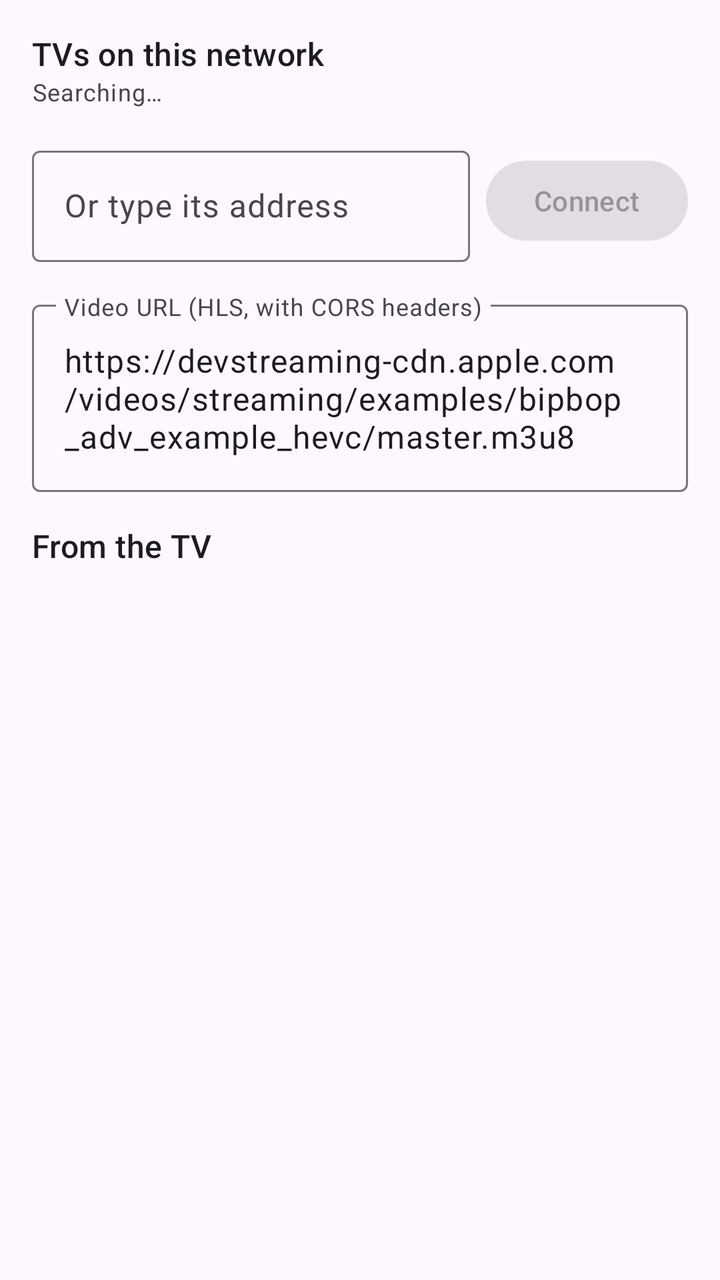
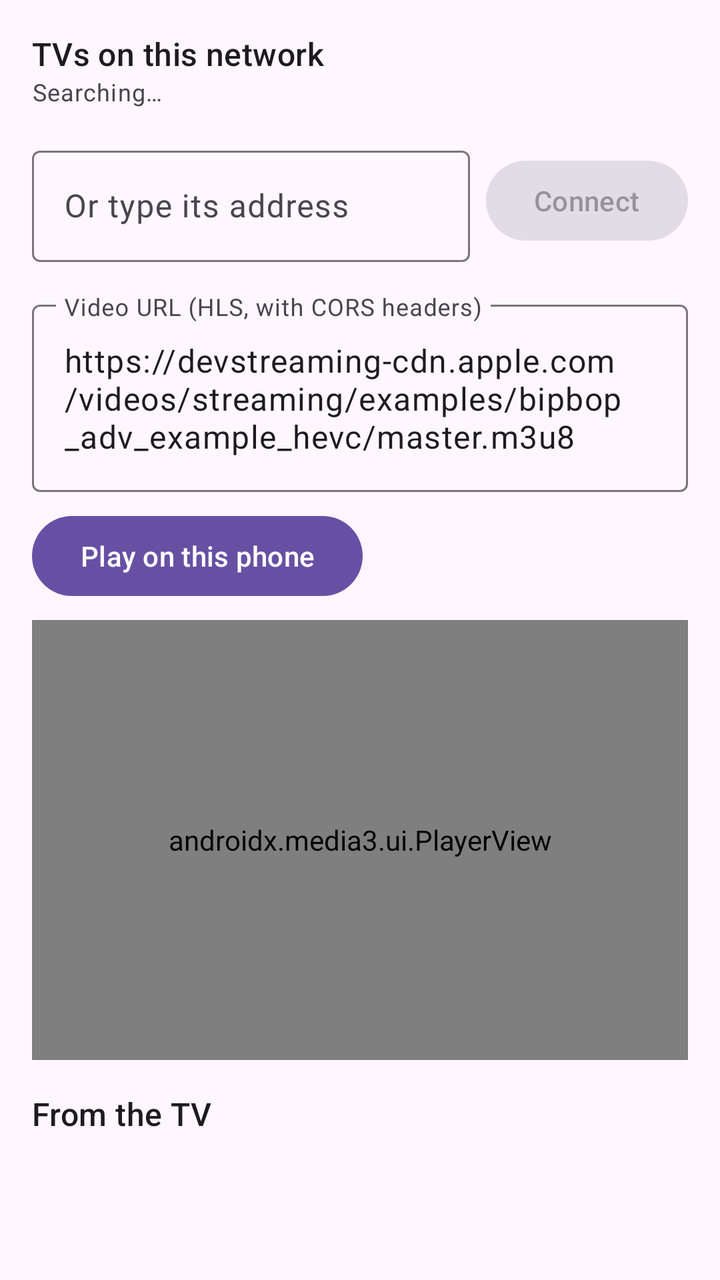

An Android layout rendered at two revisions. The XML below is the earlier revision; the diff shows what the commit changed to produce the second picture.
<!-- AndroidManifest.xml: application theme Theme.Sample -->
<!-- res/layout/activity_main.xml -->
<?xml version="1.0" encoding="utf-8"?>
<ScrollView xmlns:android="http://schemas.android.com/apk/res/android"
    xmlns:app="http://schemas.android.com/apk/res-auto"
    android:layout_width="match_parent"
    android:layout_height="match_parent"
    android:fillViewport="true">

    <LinearLayout
        android:layout_width="match_parent"
        android:layout_height="wrap_content"
        android:orientation="vertical"
        android:padding="16dp">

        <com.google.android.material.card.MaterialCardView
            android:id="@+id/permission_card"
            android:layout_width="match_parent"
            android:layout_height="wrap_content"
            android:layout_marginBottom="16dp"
            android:visibility="gone">

            <LinearLayout
                android:layout_width="match_parent"
                android:layout_height="wrap_content"
                android:orientation="vertical"
                android:padding="16dp">

                <TextView
                    android:layout_width="match_parent"
                    android:layout_height="wrap_content"
                    android:text="@string/no_local_network" />

                <Button
                    android:id="@+id/grant"
                    android:layout_width="wrap_content"
                    android:layout_height="wrap_content"
                    android:layout_marginTop="8dp"
                    android:text="@string/grant" />
            </LinearLayout>
        </com.google.android.material.card.MaterialCardView>

        <TextView
            android:layout_width="match_parent"
            android:layout_height="wrap_content"
            android:text="@string/receivers_title"
            android:textAppearance="?attr/textAppearanceTitleMedium" />

        <LinearLayout
            android:id="@+id/receivers"
            android:layout_width="match_parent"
            android:layout_height="wrap_content"
            android:orientation="vertical" />

        <TextView
            android:id="@+id/discovery"
            android:layout_width="match_parent"
            android:layout_height="wrap_content"
            android:text="@string/searching"
            android:textAppearance="?attr/textAppearanceBodySmall" />

        <LinearLayout
            android:layout_width="match_parent"
            android:layout_height="wrap_content"
            android:layout_marginTop="16dp"
            android:gravity="center_vertical"
            android:orientation="horizontal">

            <com.google.android.material.textfield.TextInputLayout
                android:layout_width="0dp"
                android:layout_height="wrap_content"
                android:layout_weight="1"
                android:hint="@string/by_address_title"
                app:placeholderText="@string/host_hint">

                <com.google.android.material.textfield.TextInputEditText
                    android:id="@+id/host"
                    android:layout_width="match_parent"
                    android:layout_height="wrap_content"
                    android:inputType="textUri"
                    android:maxLines="1" />
            </com.google.android.material.textfield.TextInputLayout>

            <Button
                android:id="@+id/connect"
                android:layout_width="wrap_content"
                android:layout_height="wrap_content"
                android:layout_marginStart="8dp"
                android:enabled="false"
                android:text="@string/connect" />
        </LinearLayout>

        <com.google.android.material.textfield.TextInputLayout
            android:layout_width="match_parent"
            android:layout_height="wrap_content"
            android:layout_marginTop="16dp"
            android:hint="@string/url_title">

            <com.google.android.material.textfield.TextInputEditText
                android:id="@+id/url"
                android:layout_width="match_parent"
                android:layout_height="wrap_content"
                android:inputType="textUri|textMultiLine"
                android:maxLines="3"
                android:text="@string/default_url" />
        </com.google.android.material.textfield.TextInputLayout>

        <TextView
            android:id="@+id/failure"
            android:layout_width="match_parent"
            android:layout_height="wrap_content"
            android:layout_marginTop="16dp"
            android:textColor="?attr/colorError"
            android:visibility="gone" />

        
        <Button
            android:id="@+id/pair_with_pin"
            android:layout_width="wrap_content"
            android:layout_height="wrap_content"
            android:text="@string/pair_with_pin"
            android:visibility="gone" />

        <TextView
            android:id="@+id/status"
            android:layout_width="match_parent"
            android:layout_height="wrap_content"
            android:layout_marginTop="16dp"
            android:textAppearance="?attr/textAppearanceTitleMedium"
            android:visibility="gone" />

        <LinearLayout
            android:id="@+id/casting"
            android:layout_width="match_parent"
            android:layout_height="wrap_content"
            android:orientation="vertical"
            android:visibility="gone">

            
            <androidx.media3.ui.PlayerView
                android:id="@+id/player_view"
                android:layout_width="match_parent"
                android:layout_height="140dp"
                android:layout_marginTop="8dp"
                app:hide_on_touch="false"
                app:show_buffering="never"
                app:show_timeout="0"
                app:shutter_background_color="@android:color/transparent"
                app:surface_type="none"
                app:use_artwork="false" />

            <LinearLayout
                style="?attr/buttonBarStyle"
                android:layout_width="match_parent"
                android:layout_height="wrap_content"
                android:layout_marginTop="8dp"
                android:orientation="horizontal">

                <Button
                    android:id="@+id/tracks"
                    style="?attr/buttonBarButtonStyle"
                    android:layout_width="wrap_content"
                    android:layout_height="wrap_content"
                    android:text="@string/renditions" />

                <Button
                    android:id="@+id/info"
                    style="?attr/buttonBarButtonStyle"
                    android:layout_width="wrap_content"
                    android:layout_height="wrap_content"
                    android:text="@string/info" />

                <Button
                    android:id="@+id/disconnect"
                    style="?attr/buttonBarButtonStyle"
                    android:layout_width="wrap_content"
                    android:layout_height="wrap_content"
                    android:text="@string/disconnect" />
            </LinearLayout>
        </LinearLayout>

        <TextView
            android:layout_width="match_parent"
            android:layout_height="wrap_content"
            android:layout_marginTop="16dp"
            android:text="@string/events_title"
            android:textAppearance="?attr/textAppearanceTitleMedium" />

        <TextView
            android:id="@+id/log"
            android:layout_width="match_parent"
            android:layout_height="wrap_content"
            android:fontFamily="monospace"
            android:textAppearance="?attr/textAppearanceBodySmall" />
    </LinearLayout>
</ScrollView>
<!-- resources referenced by this layout -->
<resources>
  <string name="by_address_title">Or type its address</string>
  <string name="connect">Connect</string>
  <string name="default_url" translatable="false">https://devstreaming-cdn.apple.com/videos/streaming/examples/bipbop_adv_example_hevc/master.m3u8</string>
  <string name="disconnect">Disconnect</string>
  <string name="events_title">From the TV</string>
  <string name="grant">Allow</string>
  <string name="host_hint" translatable="false">192.168.1.20</string>
  <string name="info">Info</string>
  <string name="no_local_network">Without the local network permission, the app cannot find or reach a TV.</string>
  <string name="pair_with_pin">Pair with a PIN</string>
  <string name="receivers_title">TVs on this network</string>
  <string name="renditions">Tracks</string>
  <string name="searching">Searching…</string>
  <string name="url_title">Video URL (HLS, with CORS headers)</string>
  <style name="Theme.Sample" parent="Theme.Material3.DayNight.NoActionBar" />
</resources>

<!-- the commit's change to res/layout/activity_main.xml (unified diff, before → after) -->
@@ -103,6 +103,24 @@
                 android:text="@string/default_url" />
         </com.google.android.material.textfield.TextInputLayout>
 
+        <Button
+            android:id="@+id/play_here"
+            android:layout_width="wrap_content"
+            android:layout_height="wrap_content"
+            android:layout_marginTop="8dp"
+            android:text="@string/play_here" />
+
+        
+        <androidx.media3.ui.PlayerView
+            android:id="@+id/player_view"
+            android:layout_width="match_parent"
+            android:layout_height="220dp"
+            android:layout_marginTop="8dp"
+            app:hide_on_touch="false"
+            app:show_buffering="never"
+            app:show_timeout="0"
+            app:use_artwork="false" />
+
         <TextView
             android:id="@+id/failure"
             android:layout_width="match_parent"
@@ -133,19 +151,6 @@
             android:layout_height="wrap_content"
             android:orientation="vertical"
             android:visibility="gone">
-
-            
-            <androidx.media3.ui.PlayerView
-                android:id="@+id/player_view"
-                android:layout_width="match_parent"
-                android:layout_height="140dp"
-                android:layout_marginTop="8dp"
-                app:hide_on_touch="false"
-                app:show_buffering="never"
-                app:show_timeout="0"
-                app:shutter_background_color="@android:color/transparent"
-                app:surface_type="none"
-                app:use_artwork="false" />
 
             <LinearLayout
                 style="?attr/buttonBarStyle"
<!-- resource entries referenced after the edit -->
@@ -10,6 +10,7 @@
   <string name="info">Info</string>
   <string name="no_local_network">Without the local network permission, the app cannot find or reach a TV.</string>
   <string name="pair_with_pin">Pair with a PIN</string>
+  <string name="play_here">Play on this phone</string>
   <string name="receivers_title">TVs on this network</string>
   <string name="renditions">Tracks</string>
   <string name="searching">Searching…</string>
